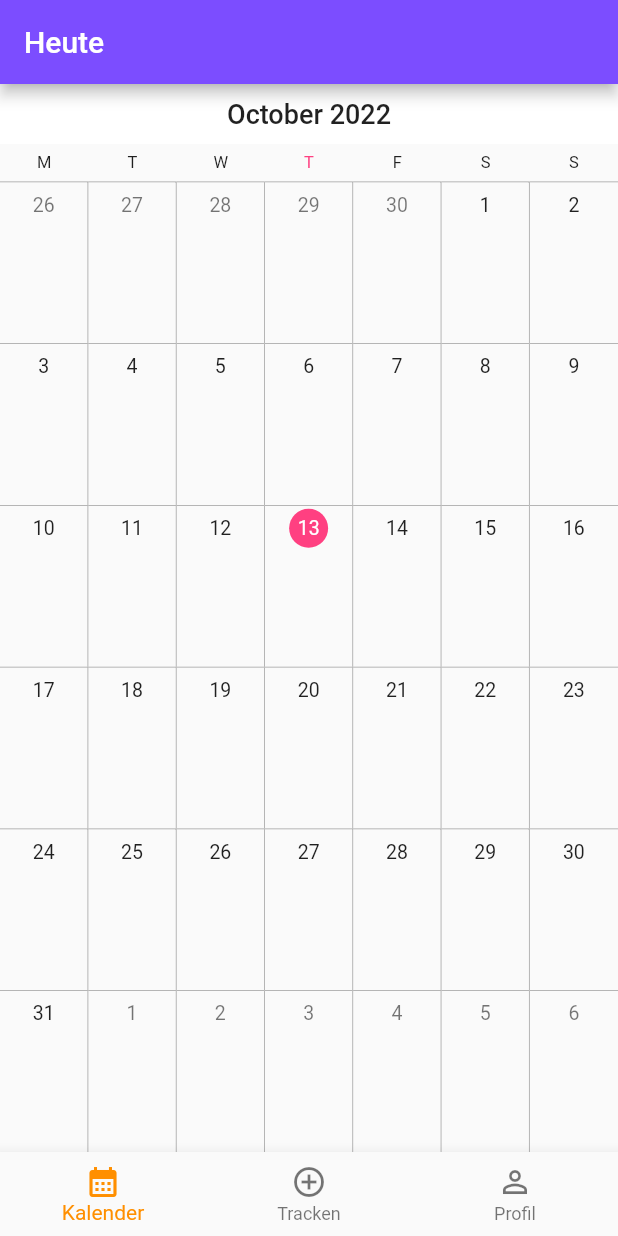
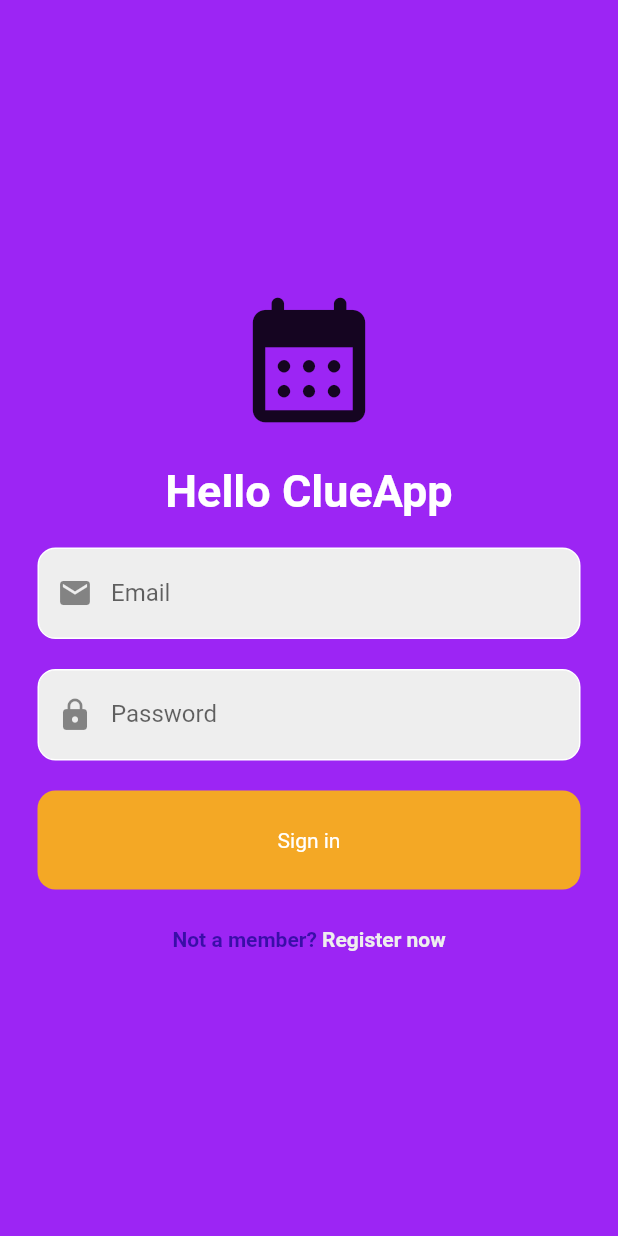
Before and after one commit to nigina23/ClueApp, a Flutter app: the screen it shows after launch, on a phone screen of 412 x 824 dp. Run offline on Flutter 3.47's test engine with Material 2 defaults, Android fonts, the phone set to English and light mode, and no system bars; drawn by our look-alikes of syncfusion_flutter_calendar; missing offline and left inert: profile.

Commit message:
added LoginScreen

```diff
--- /dev/null
+++ b/lib/loginScreen.dart
@@ -0,0 +1,115 @@
+import 'package:flutter/material.dart';
+import 'package:startup_namer/main.dart';
+import 'Track.dart';
+
+class LoginScreen extends StatefulWidget {
+  const LoginScreen({Key? key}) : super(key: key);
+
+  @override
+  State<LoginScreen> createState() => _LoginScreenState();
+}
+
+class _LoginScreenState extends State<LoginScreen> {
+  @override
+  Widget build(BuildContext context) {
+    return Scaffold(
+      backgroundColor: Color(0xFF9C25F4),
+      body: SafeArea(
+        child: Center(
+          child: Column(
+            mainAxisAlignment: MainAxisAlignment.center,
+            children:[
+              Icon(
+                Icons.calendar_month_rounded,
+                size: 100,
+              ),
+              SizedBox(height: 20,),
+              const Text("Hello ClueApp",
+              style: TextStyle(
+                  fontWeight: FontWeight.bold,
+                  color: Colors.white,
+                  fontStyle: FontStyle.normal,
+                  fontSize: 30),),
+              SizedBox(height: 20,),
+              //email textfield
+              Padding(
+                padding: const EdgeInsets.symmetric(horizontal: 25.0),
+                child: Container(
+                  decoration:BoxDecoration(
+                    color: Colors.grey[200],
+                    border: Border.all(color: Colors.white),
+                    borderRadius: BorderRadius.circular(12)
+                  ) ,
+                  child: const TextField(
+                    decoration: InputDecoration(
+                      border: InputBorder.none,
+                      prefixIcon: Icon(Icons.email),
+                      labelText: 'Email',
+                    ),
+                  ),
+                ),
+              ),
+              //password textfield
+              const SizedBox(height: 20,),
+              Padding(
+                padding: const EdgeInsets.symmetric(horizontal: 25.0),
+                child: Container(
+                  decoration:BoxDecoration(
+                      color: Colors.grey[200],
+                      border: Border.all(color: Colors.white),
+                      borderRadius: BorderRadius.circular(12)
+                  ) ,
+                  child: const TextField(
+                    obscureText: true,
+                    decoration: InputDecoration(
+                      border: InputBorder.none,
+                      prefixIcon: Icon(Icons.lock),
+                      labelText: 'Password',
+                    ),
+                  ),
+                ),
+              ),
+              const SizedBox(height: 20,),
+              //signing button
+
+              Padding(
+                padding: const EdgeInsets.symmetric(horizontal: 25.0),
+                child: GestureDetector(
+                  child: Container(
+                    padding: EdgeInsets.all(25),
+                    decoration: BoxDecoration(
+                      color: Color(0xFFf4a825),
+                    borderRadius: BorderRadius.circular(12)),
+                      child: const Center(
+                        child: Text("Sign in",
+                          style: TextStyle(
+                            color: Colors.white,
+                          ),),
+                      ),
+                    ),
+                ),
+                ),
+              SizedBox(height: 25,),
+              Row(
+                mainAxisAlignment: MainAxisAlignment.center,
+                children: [
+                  Text("Not a member? ",
+                  style: TextStyle(
+                    color: Color(0xFF3A0EA8),
+                    fontWeight: FontWeight.bold,
+                  ),),
+                  Text("Register now",style: TextStyle(
+                      color: Colors.grey[200],
+                      fontWeight: FontWeight.bold),
+                  )
+                ],
+              ),
+            ],
+
+          ),
+
+        ),
+      ),
+    );
+  }
+}
--- a/lib/main.dart
+++ b/lib/main.dart
@@ -1,7 +1,9 @@
 import 'package:flutter/material.dart';
+import 'package:startup_namer/loginScreen.dart';
 import 'kalendar.dart';
 import 'Profile.dart';
 import 'Track.dart';
+
 //import 'login.dart';
 import 'package:syncfusion_flutter_calendar/calendar.dart';
 
@@ -18,11 +20,11 @@ class MyApp extends StatelessWidget {
     return MaterialApp(
       title: _title,
       theme: ThemeData(
-        appBarTheme: AppBarTheme(
-          backgroundColor: Colors.deepPurpleAccent,
+        appBarTheme: const AppBarTheme(
+          backgroundColor:Color(0xFF9C25F4),
         )
       ),
-      home: MyStatefulWidget(),
+      home: LoginScreen(),
     );
   }
 }
--- a/pubspec.yaml
+++ b/pubspec.yaml
@@ -32,6 +32,7 @@ dependencies:
   profile: ^0.0.1
   flutter:
     sdk: flutter
+
 
 
   # The following adds the Cupertino Icons font to your application.
```
